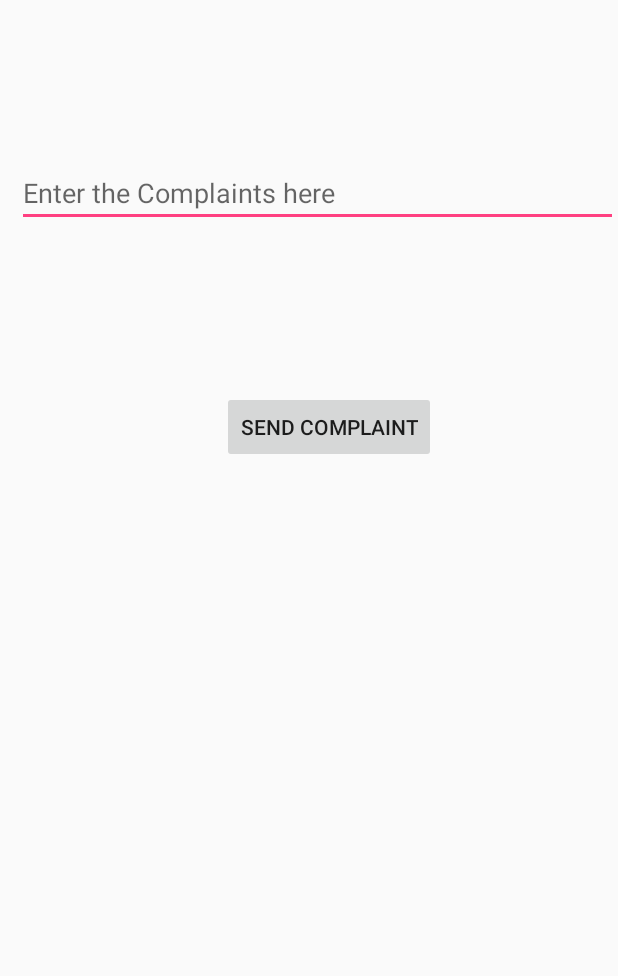
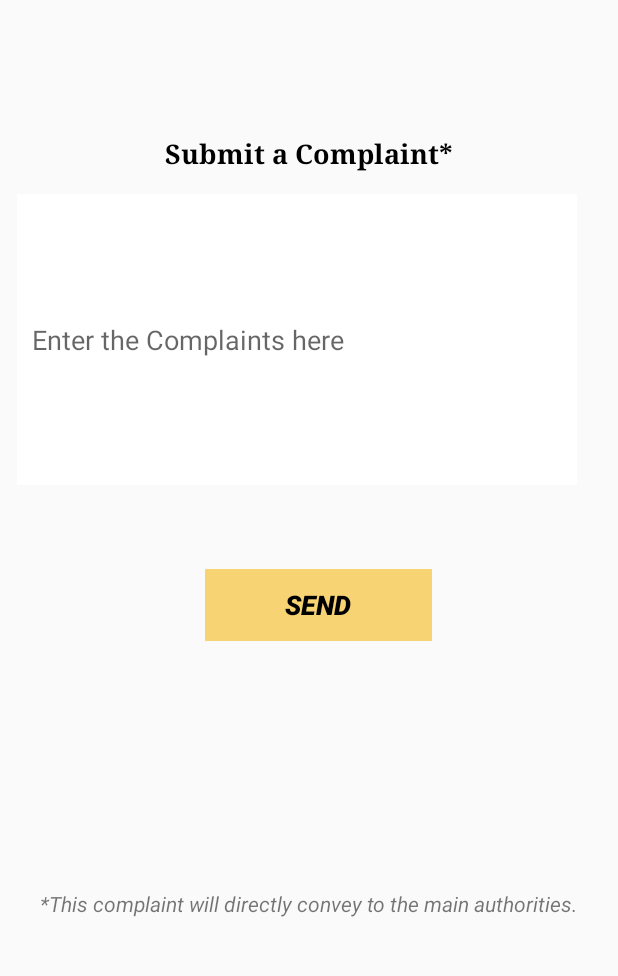
Before and after one commit to aniket0702/Businga, an Android app: the fragment ComplaintPortal shown on its own in the app's theme, on a phone screen of 412 x 824 dp, the part 84-1060 px from its top. Run offline under Robolectric (Android 15) with nearby library versions, the phone set to English and light mode, and no system bars; our stand-ins replace Volley; network calls fail.

Commit message:
Advancements in UI.

```diff
--- a/app/src/main/res/layout/activity_home_page.xml
+++ b/app/src/main/res/layout/activity_home_page.xml
@@ -31,15 +31,16 @@
 
             <android.support.v7.widget.Toolbar
                 android:id="@+id/toolbar"
+                style="@style/Animation.AppCompat.DropDownUp"
                 android:layout_width="match_parent"
                 android:layout_height="?attr/actionBarSize"
                 android:layout_weight="1"
                 android:background="@color/darkyellow"
-                app:titleTextColor="@color/Black"
                 android:theme="@style/Base.ThemeOverlay.AppCompat.Dark.ActionBar"
                 app:layout_scrollFlags="scroll|enterAlways"
                 app:popupTheme="@style/AppTheme.PopupOverlay"
-                app:title="@string/app_name">
+                app:title="@string/app_name"
+                app:titleTextColor="@color/Black">
 
             </android.support.v7.widget.Toolbar>
 
@@ -48,6 +49,7 @@
                 android:layout_width="match_parent"
                 android:layout_height="wrap_content"
                 app:tabIndicatorColor="@color/colorPrimaryDark"
+                app:tabIndicatorAnimationDuration="2000"
                 app:tabPadding="10dp">
 
                 <android.support.design.widget.TabItem
--- a/app/src/main/res/layout/fragment_complaint_portal.xml
+++ b/app/src/main/res/layout/fragment_complaint_portal.xml
@@ -1,33 +1,68 @@
 <?xml version="1.0" encoding="utf-8"?>
 <RelativeLayout
-    xmlns:android="http://schemas.android.com/apk/res/android" android:layout_width="match_parent"
+    xmlns:android="http://schemas.android.com/apk/res/android"
+    xmlns:app="http://schemas.android.com/apk/res-auto"
+    android:layout_width="match_parent"
     android:layout_height="match_parent">
 
     <EditText
         android:id="@+id/complaintPortalText"
-        android:layout_width="match_parent"
-        android:layout_height="wrap_content"
+        style="@style/Widget.AppCompat.EditText"
+        android:layout_width="373dp"
+        android:layout_height="194dp"
         android:layout_alignParentStart="true"
+        android:layout_alignParentLeft="true"
         android:layout_alignParentTop="true"
         android:layout_marginStart="11dp"
-        android:layout_marginLeft="7dp"
-        android:layout_marginTop="106dp"
+        android:layout_marginLeft="11dp"
+        android:layout_marginTop="129dp"
         android:layout_marginRight="7dp"
+        android:background="@android:color/background_light"
+        android:elevation="10dp"
         android:hint="Enter the Complaints here"
-        android:layout_alignParentLeft="true" />
+        android:padding="10dp"
+        android:selectAllOnFocus="false"
+        android:singleLine="true" />
 
     <Button
         android:id="@+id/complaintSendButton"
-        android:layout_width="wrap_content"
+        android:layout_width="151dp"
         android:layout_height="wrap_content"
         android:layout_below="@+id/complaintPortalText"
         android:layout_alignParentEnd="true"
         android:layout_alignParentRight="true"
         android:layout_centerVertical="true"
-        android:layout_marginTop="109dp"
-        android:layout_marginEnd="121dp"
-        android:layout_marginRight="121dp"
-        android:text="Send Complaint" />
+        android:layout_marginTop="56dp"
+        android:layout_marginEnd="124dp"
+        android:layout_marginRight="124dp"
+        android:background="@color/LimeYellow"
+        android:text="Send"
+        android:textColor="@color/Black"
+        android:textSize="18sp"
+        android:textStyle="bold|italic" />
 
+    <TextView
+        android:id="@+id/textView5"
+        android:layout_width="match_parent"
+        android:layout_height="wrap_content"
+        android:layout_alignParentTop="true"
+        android:layout_centerHorizontal="true"
+        android:layout_marginTop="90dp"
+        android:text="Submit a Complaint*"
+        android:textAlignment="center"
+        android:textColor="@color/Black"
+        android:textSize="18sp"
+        android:textStyle="bold"
+        app:fontFamily="serif" />
+
+    <TextView
+        android:id="@+id/textView6"
+        android:layout_width="wrap_content"
+        android:layout_height="wrap_content"
+        android:layout_alignParentBottom="true"
+        android:layout_centerHorizontal="true"
+        android:layout_marginBottom="156dp"
+        android:text="*This complaint will directly convey to the main authorities."
+        android:textStyle="italic" />
 
 </RelativeLayout>
--- a/app/src/main/res/layout/navigation_header.xml
+++ b/app/src/main/res/layout/navigation_header.xml
@@ -22,10 +22,10 @@
      android:layout_marginLeft="10dp"
      android:layout_marginBottom="40dp"
      android:adjustViewBounds="false"
-     android:background="@color/Grey"
+     android:background="@android:color/transparent"
      android:cropToPadding="false"
      android:elevation="5sp"
-     app:srcCompat="@drawable/usericon" />
+     app:srcCompat="@drawable/usericon1" />
 
  <TextView
      android:id="@+id/textView2"
--- a/app/src/main/res/values/colors.xml
+++ b/app/src/main/res/values/colors.xml
@@ -3,8 +3,8 @@
     <color name="colorPrimary">#565051</color>
     <color name="colorPrimaryDark">#565051</color>
     <color name="colorAccent">#ff4081</color>
-    <color name = "darkyellow">#ffc107</color>
-    <color name ="LimeYellow">#ffc107</color>
+    <color name = "darkyellow">#FFDF00</color>
+    <color name ="LimeYellow">#eaf8cf67</color>
     <color name ="Black">#000000</color>
-    <color name ="Grey">#d0d3d9</color>
+    <color name ="Grey">#A9A9A9</color>
 </resources>
```
Also changed, not shown: app/src/main/res/layout/bus_track_item_card.xml (+38 -14 lines), app/src/main/res/layout/notification_item_card.xml (+28 -9 lines).
